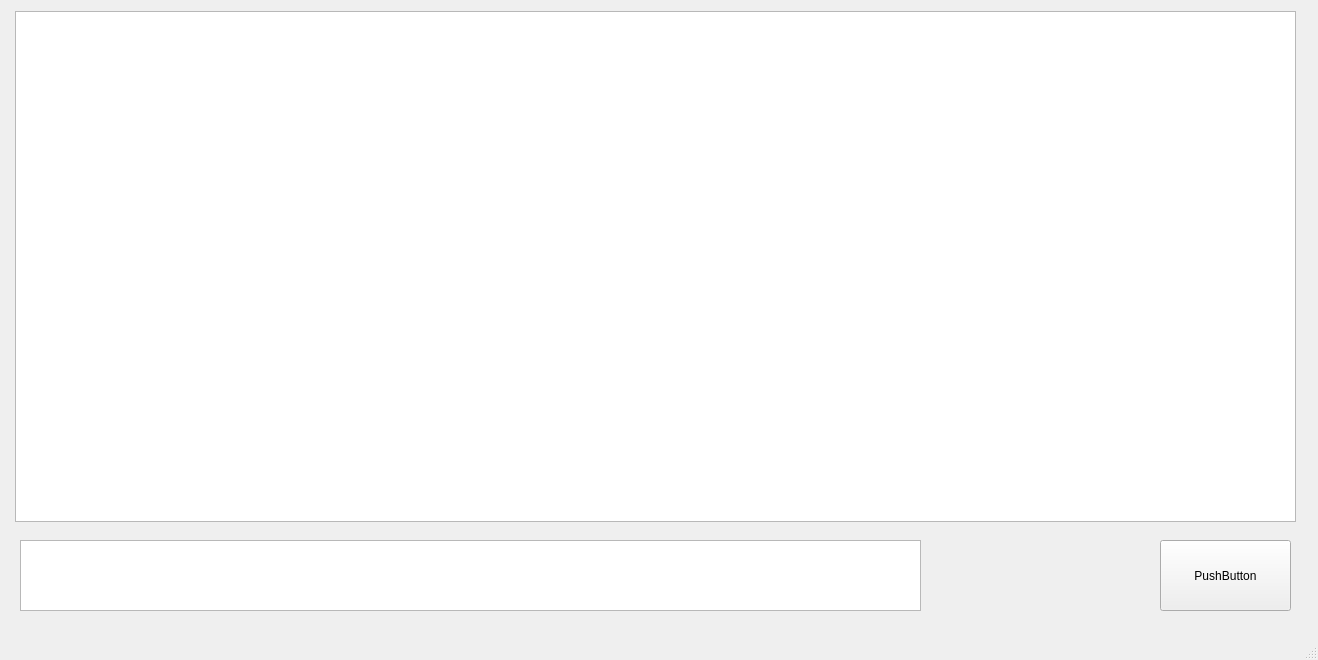
Qt form mainwindow.ui (jake-kolk/Hackathon) before a commit.
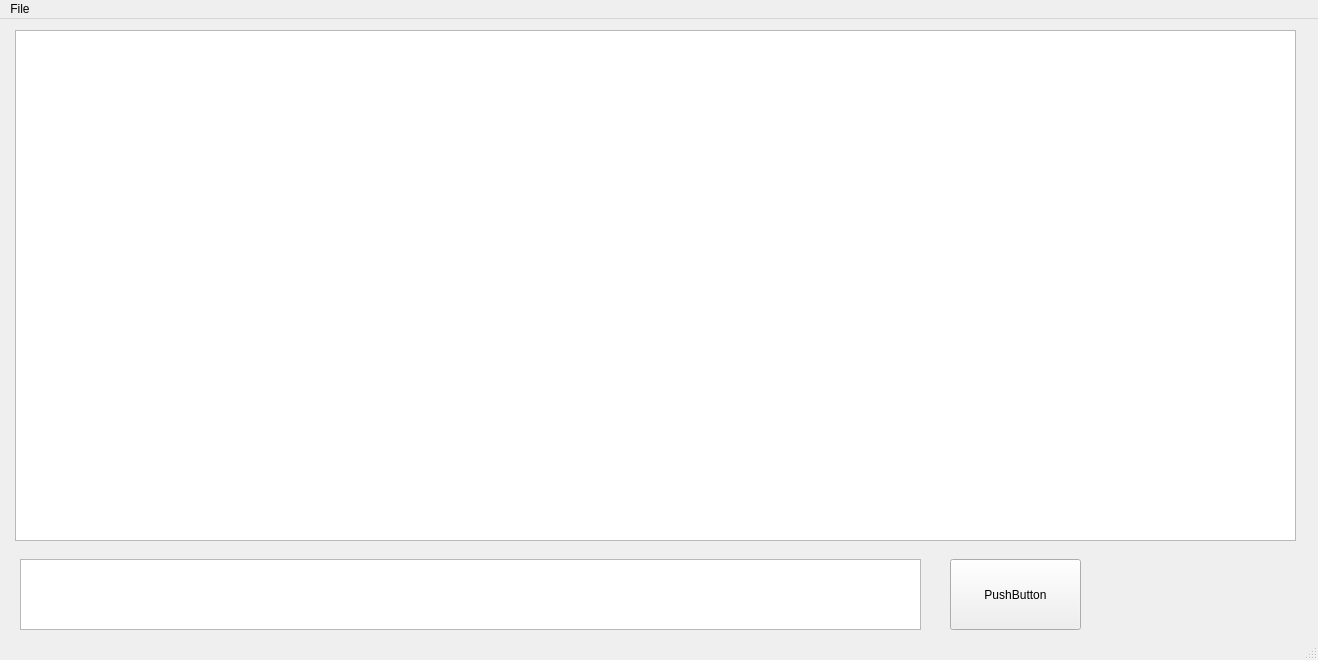
The same form after that commit. Icons and pictures are not drawn.

The edit to the form file:
```diff
--- a/mainwindow.ui
+++ b/mainwindow.ui
@@ -30,7 +30,7 @@
    <widget class="QPushButton" name="sendButton">
     <property name="geometry">
      <rect>
-      <x>1160</x>
+      <x>950</x>
       <y>540</y>
       <width>131</width>
       <height>71</height>
@@ -73,6 +73,22 @@
    <zorder>responseBox</zorder>
   </widget>
   <widget class="QStatusBar" name="statusbar"/>
+  <widget class="QMenuBar" name="menuBar">
+   <property name="geometry">
+    <rect>
+     <x>0</x>
+     <y>0</y>
+     <width>1318</width>
+     <height>21</height>
+    </rect>
+   </property>
+   <widget class="QMenu" name="menuFile">
+    <property name="title">
+     <string>File</string>
+    </property>
+   </widget>
+   <addaction name="menuFile"/>
+  </widget>
   <action name="actionFile">
    <property name="text">
     <string>File</string>
```
